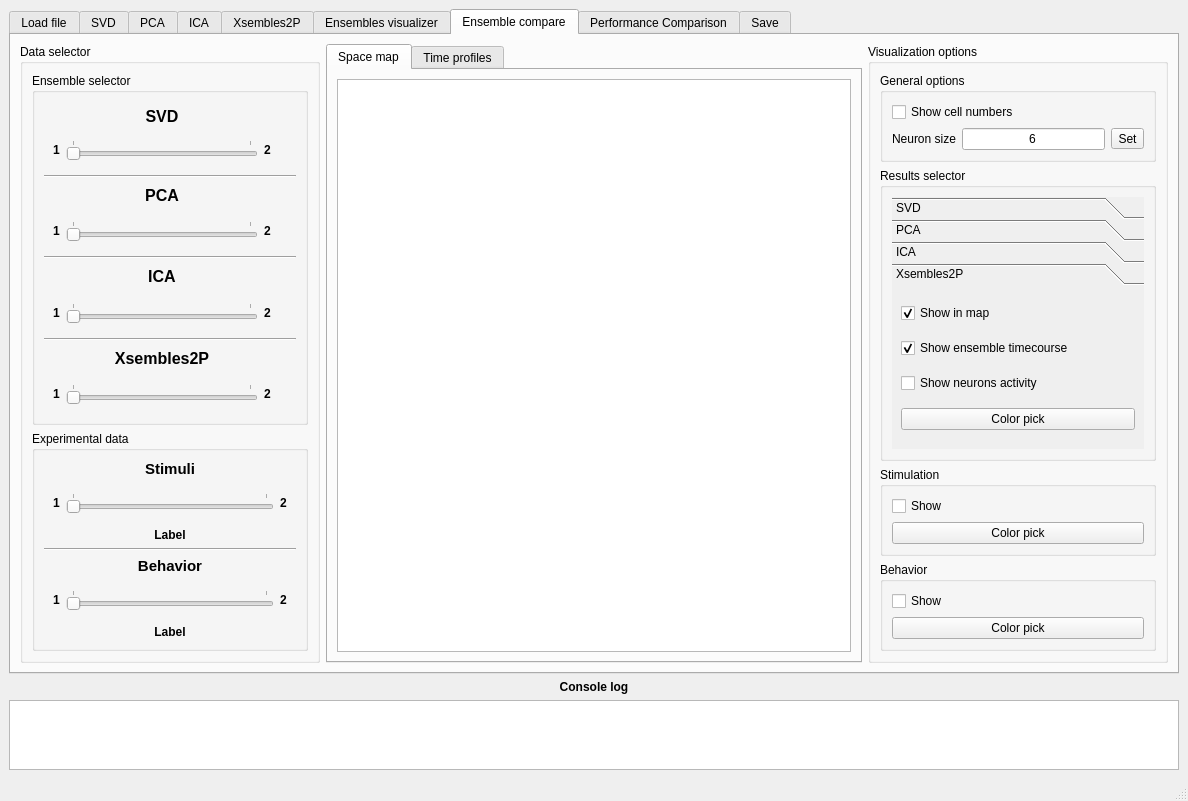
Old version of the form gui/MainWindow.ui in the repository rivelco/ENCORE.
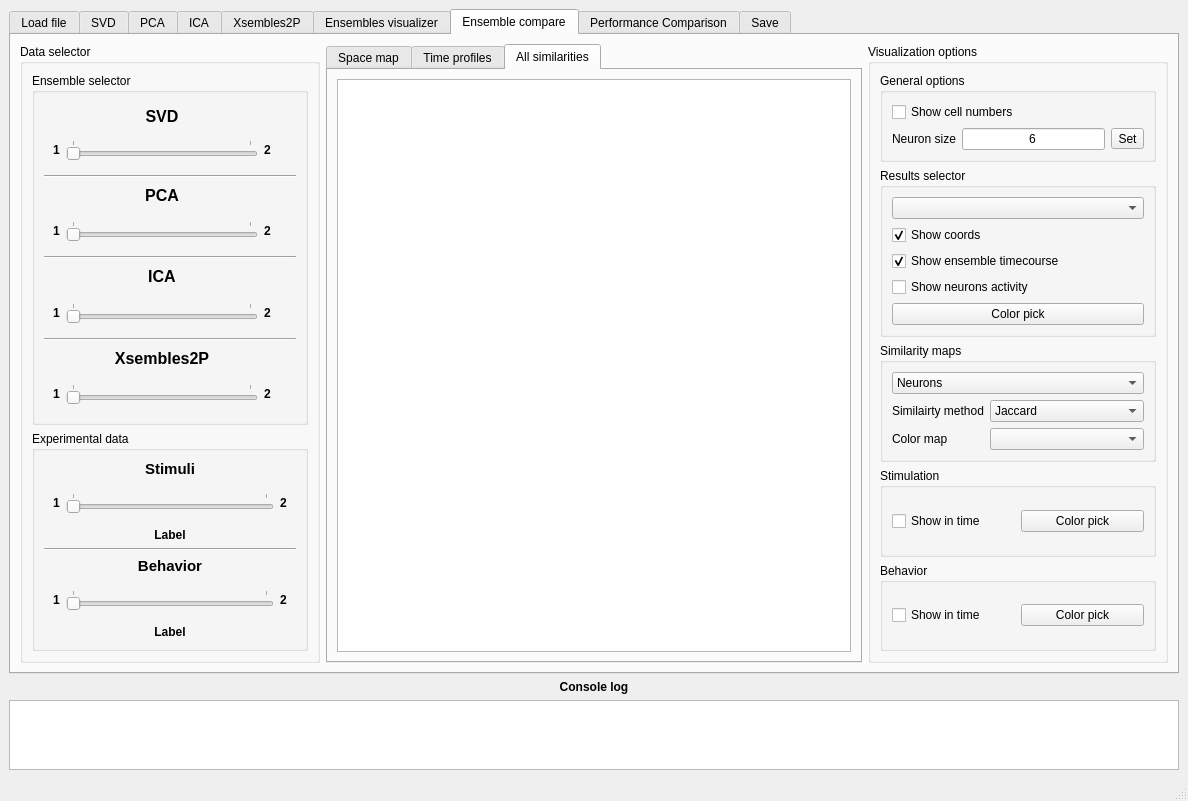
New version of the form. The open tabs and pages were chosen to show the change. Custom widgets are drawn as their Qt base class.

Commit message: Progress with new Ensembles Compare GUI and options

```diff
--- a/gui/MainWindow.ui
+++ b/gui/MainWindow.ui
@@ -36,7 +36,7 @@
        <number>4</number>
       </property>
       <property name="currentIndex">
-       <number>0</number>
+       <number>6</number>
       </property>
       <widget class="QWidget" name="tab">
        <attribute name="title">
@@ -3140,7 +3140,7 @@
                 <rect>
                  <x>0</x>
                  <y>0</y>
-                 <width>98</width>
+                 <width>89</width>
                  <height>89</height>
                 </rect>
                </property>
@@ -4006,7 +4006,7 @@
          </widget>
         </item>
         <item>
-         <widget class="QTabWidget" name="tabWidget_3">
+         <widget class="QTabWidget" name="enscomp_tabs">
           <property name="currentIndex">
            <number>0</number>
           </property>
@@ -4044,6 +4044,16 @@
             </item>
            </layout>
           </widget>
+          <widget class="QWidget" name="tab_49">
+           <attribute name="title">
+            <string>All similarities</string>
+           </attribute>
+           <layout class="QVBoxLayout" name="verticalLayout_79">
+            <item>
+             <widget class="MatplotlibWidget" name="enscomp_plot_sim_elements"/>
+            </item>
+           </layout>
+          </widget>
          </widget>
         </item>
         <item>
@@ -4141,40 +4151,10 @@
              </property>
              <layout class="QVBoxLayout" name="verticalLayout_69">
               <item>
-               <widget class="QToolBox" name="enscomp_toolbox">
-                <property name="enabled">
-                 <bool>true</bool>
-                </property>
-                <property name="contextMenuPolicy">
-                 <enum>Qt::DefaultContextMenu</enum>
-                </property>
-                <property name="autoFillBackground">
-                 <bool>true</bool>
-                </property>
-                <property name="frameShadow">
-                 <enum>QFrame::Plain</enum>
-                </property>
-                <property name="currentIndex">
-                 <number>0</number>
-                </property>
-                <property name="tabSpacing">
-                 <number>0</number>
-                </property>
-                <widget class="QWidget" name="page_3">
-                 <property name="geometry">
-                  <rect>
-                   <x>0</x>
-                   <y>0</y>
-                   <width>260</width>
-                   <height>145</height>
-                  </rect>
-                 </property>
-                 <attribute name="label">
-                  <string>SVD</string>
-                 </attribute>
-                 <layout class="QVBoxLayout" name="verticalLayout_70">
+               <widget class="QComboBox" name="enscomp_combo_select_result"/>
+              </item>
                   <item>
-                   <widget class="QCheckBox" name="enscomp_check_coords_svd">
+               <widget class="QCheckBox" name="enscomp_check_coords">
                     <property name="text">
                      <string>Show coords</string>
                     </property>
@@ -4184,7 +4164,7 @@
                    </widget>
                   </item>
                   <item>
-                   <widget class="QCheckBox" name="enscomp_check_ens_svd">
+               <widget class="QCheckBox" name="enscomp_check_ens">
                     <property name="text">
                      <string>Show ensemble timecourse</string>
                     </property>
@@ -4194,14 +4174,14 @@
                    </widget>
                   </item>
                   <item>
-                   <widget class="QCheckBox" name="enscomp_check_neus_svd">
+               <widget class="QCheckBox" name="enscomp_check_neus">
                     <property name="text">
                      <string>Show neurons activity</string>
                     </property>
                    </widget>
                   </item>
                   <item>
-                   <widget class="QPushButton" name="enscomp_btn_color_svd">
+               <widget class="QPushButton" name="enscomp_btn_color">
                     <property name="text">
                      <string>Color pick</string>
                     </property>
@@ -4209,156 +4189,83 @@
                   </item>
                  </layout>
                 </widget>
-                <widget class="QWidget" name="page_4">
-                 <property name="geometry">
-                  <rect>
-                   <x>0</x>
-                   <y>0</y>
-                   <width>198</width>
-                   <height>128</height>
-                  </rect>
-                 </property>
-                 <attribute name="label">
-                  <string>PCA</string>
-                 </attribute>
-                 <layout class="QVBoxLayout" name="verticalLayout_68">
+           </item>
                   <item>
-                   <widget class="QCheckBox" name="enscomp_check_coords_pca">
-                    <property name="text">
-                     <string>Show in map</string>
-                    </property>
-                    <property name="checked">
-                     <bool>true</bool>
-                    </property>
-                   </widget>
-                  </item>
+            <widget class="QGroupBox" name="groupBox_33">
+             <property name="title">
+              <string>Similarity maps</string>
+             </property>
+             <layout class="QVBoxLayout" name="verticalLayout_66">
                   <item>
-                   <widget class="QCheckBox" name="enscomp_check_ens_pca">
+               <widget class="QComboBox" name="comboBox_3">
+                <item>
                     <property name="text">
-                     <string>Show ensemble timecourse</string>
-                    </property>
-                    <property name="checked">
-                     <bool>true</bool>
-                    </property>
-                   </widget>
+                  <string>Neurons</string>
+                 </property>
                   </item>
                   <item>
-                   <widget class="QCheckBox" name="enscomp_check_neus_pca">
                     <property name="text">
-                     <string>Show neurons activity</string>
-                    </property>
+                  <string>Timecourse</string>
+                 </property>
+                </item>
                    </widget>
                   </item>
                   <item>
-                   <widget class="QPushButton" name="enscomp_btn_color_pca">
-                    <property name="text">
-                     <string>Color pick</string>
-                    </property>
-                   </widget>
-                  </item>
-                 </layout>
-                </widget>
-                <widget class="QWidget" name="page_5">
-                 <property name="geometry">
-                  <rect>
-                   <x>0</x>
-                   <y>0</y>
-                   <width>198</width>
-                   <height>128</height>
-                  </rect>
+               <widget class="QWidget" name="widget_20" native="true">
+                <property name="sizePolicy">
+                 <sizepolicy hsizetype="Preferred" vsizetype="Preferred">
+                  <horstretch>0</horstretch>
+                  <verstretch>0</verstretch>
+                 </sizepolicy>
+                </property>
+                <layout class="QFormLayout" name="formLayout_10">
+                 <property name="horizontalSpacing">
+                  <number>6</number>
                  </property>
-                 <attribute name="label">
-                  <string>ICA</string>
-                 </attribute>
-                 <layout class="QVBoxLayout" name="verticalLayout_71">
-                  <item>
-                   <widget class="QCheckBox" name="enscomp_check_coords_ica">
-                    <property name="text">
-                     <string>Show in map</string>
-                    </property>
-                    <property name="checked">
-                     <bool>true</bool>
-                    </property>
-                   </widget>
-                  </item>
-                  <item>
-                   <widget class="QCheckBox" name="enscomp_check_ens_ica">
-                    <property name="text">
-                     <string>Show ensemble timecourse</string>
-                    </property>
-                    <property name="checked">
-                     <bool>true</bool>
-                    </property>
-                   </widget>
-                  </item>
-                  <item>
-                   <widget class="QCheckBox" name="enscomp_check_neus_ica">
+                 <property name="leftMargin">
+                  <number>0</number>
+                 </property>
+                 <property name="topMargin">
+                  <number>0</number>
+                 </property>
+                 <property name="rightMargin">
+                  <number>0</number>
+                 </property>
+                 <property name="bottomMargin">
+                  <number>0</number>
+                 </property>
+                 <item row="0" column="0">
+                  <widget class="QLabel" name="label_25">
                     <property name="text">
-                     <string>Show neurons activity</string>
+                    <string>Similairty method</string>
                     </property>
                    </widget>
                   </item>
+                 <item row="0" column="1">
+                  <widget class="QComboBox" name="comboBox">
                   <item>
-                   <widget class="QPushButton" name="enscomp_btn_color_ica">
                     <property name="text">
-                     <string>Color pick</string>
+                     <string>Jaccard</string>
                     </property>
-                   </widget>
-                  </item>
-                 </layout>
-                </widget>
-                <widget class="QWidget" name="page_6">
-                 <property name="geometry">
-                  <rect>
-                   <x>0</x>
-                   <y>0</y>
-                   <width>198</width>
-                   <height>128</height>
-                  </rect>
-                 </property>
-                 <attribute name="label">
-                  <string>Xsembles2P</string>
-                 </attribute>
-                 <layout class="QVBoxLayout" name="verticalLayout_72">
+                   </item>
                   <item>
-                   <widget class="QCheckBox" name="enscomp_check_coords_x2p">
                     <property name="text">
-                     <string>Show in map</string>
+                     <string>Correlation</string>
                     </property>
-                    <property name="checked">
-                     <bool>true</bool>
-                    </property>
-                   </widget>
-                  </item>
-                  <item>
-                   <widget class="QCheckBox" name="enscomp_check_ens_x2p">
-                    <property name="text">
-                     <string>Show ensemble timecourse</string>
-                    </property>
-                    <property name="checked">
-                     <bool>true</bool>
-                    </property>
-                    <property name="autoExclusive">
-                     <bool>false</bool>
-                    </property>
-                   </widget>
-                  </item>
-                  <item>
-                   <widget class="QCheckBox" name="enscomp_check_neus_x2p">
+                   </item>
+                  </widget>
+                 </item>
+                 <item row="1" column="0">
+                  <widget class="QLabel" name="label_26">
                     <property name="text">
-                     <string>Show neurons activity</string>
+                    <string>Color map</string>
                     </property>
                    </widget>
                   </item>
-                  <item>
-                   <widget class="QPushButton" name="enscomp_btn_color_x2p">
-                    <property name="text">
-                     <string>Color pick</string>
-                    </property>
-                   </widget>
-                  </item>
-                 </layout>
-                </widget>
+                 <item row="1" column="1">
+                  <widget class="QComboBox" name="comboBox_2"/>
+                 </item>
+                </layout>
                </widget>
               </item>
              </layout>
@@ -4375,11 +4282,11 @@
              <property name="title">
               <string>Stimulation</string>
              </property>
-             <layout class="QVBoxLayout" name="verticalLayout_66">
+             <layout class="QHBoxLayout" name="horizontalLayout_34">
               <item>
                <widget class="QCheckBox" name="enscomp_check_show_stim">
                 <property name="text">
-                 <string>Show</string>
+                 <string>Show in time</string>
                 </property>
                </widget>
               </item>
@@ -4398,11 +4305,11 @@
              <property name="title">
               <string>Behavior</string>
              </property>
-             <layout class="QVBoxLayout" name="verticalLayout_67">
+             <layout class="QHBoxLayout" name="horizontalLayout_33">
               <item>
                <widget class="QCheckBox" name="enscomp_check_behavior_stim">
                 <property name="text">
-                 <string>Show</string>
+                 <string>Show in time</string>
                 </property>
                </widget>
               </item>
@@ -4549,7 +4456,7 @@
                 <rect>
                  <x>0</x>
                  <y>0</y>
-                 <width>98</width>
+                 <width>89</width>
                  <height>89</height>
                 </rect>
                </property>
@@ -4585,7 +4492,7 @@
                 <rect>
                  <x>0</x>
                  <y>0</y>
-                 <width>98</width>
+                 <width>89</width>
                  <height>210</height>
                 </rect>
                </property>
@@ -4621,7 +4528,7 @@
                 <rect>
                  <x>0</x>
                  <y>0</y>
-                 <width>98</width>
+                 <width>89</width>
                  <height>210</height>
                 </rect>
                </property>
@@ -4657,7 +4564,7 @@
                 <rect>
                  <x>0</x>
                  <y>0</y>
-                 <width>98</width>
+                 <width>89</width>
                  <height>210</height>
                 </rect>
                </property>
```
Lines whose indentation alone changed are shown as unchanged. The commit also changes 2 other files.
